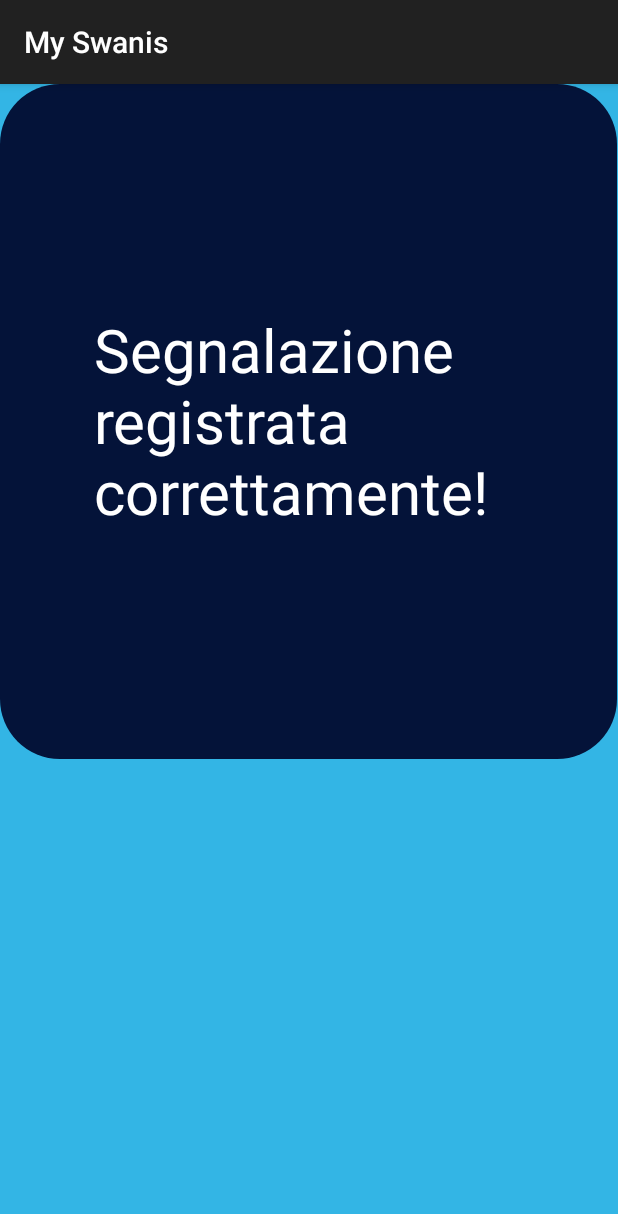
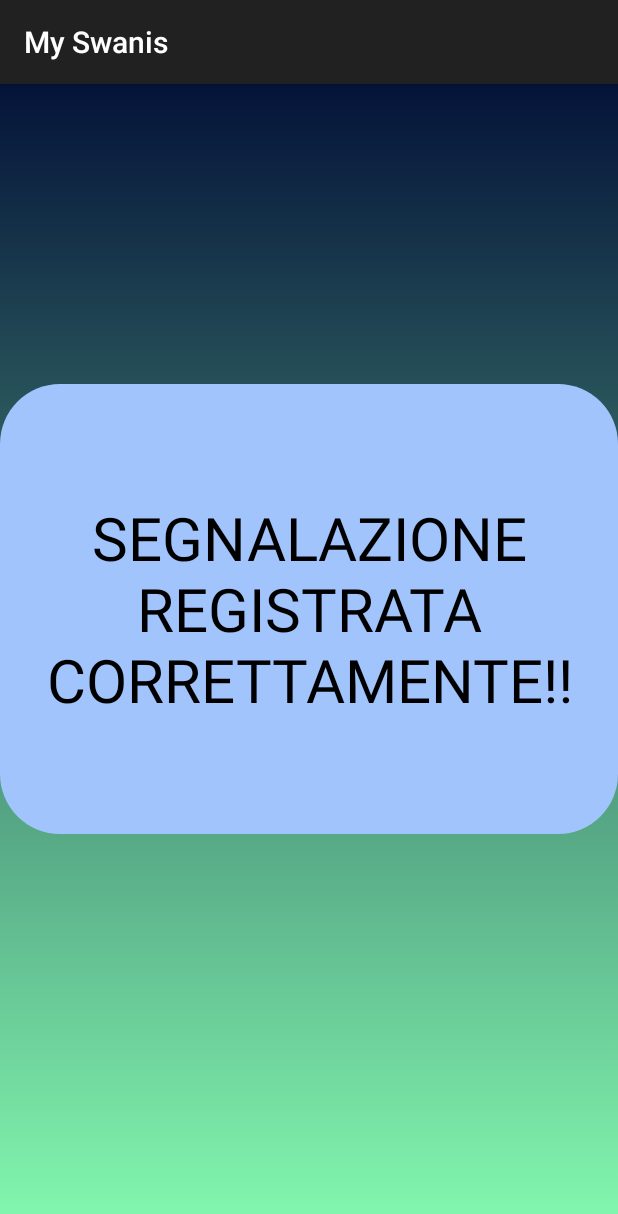
Before and after one commit to GIACOMOLENTINI/Gruppo11-SwanisApp, an Android app: the CompilaClass screen opened directly, with no data from a screen before it, after a tap on an icon or button, on a phone screen of 412 x 824 dp. Shown: the top 1214 px of the screen. Run offline under Robolectric (Android 15) with nearby library versions, the phone set to English and light mode, and no system bars.

Commit message:
-DESIGN/SCHELETRI COMPLETI -ICONE BASIC IN BASSO AGGIUSTATE -IMMAGINI DELLE SPECIE E CLASSE ANIMALE -AGGIUNTA FOTO IN DRAWABLE -AGGIUNTA CLASSI+XML: *descrizione animale *lista progetti *descrizione progetto (Tutte da riguardare per bene) -Funzioni degli imagebutton iniziali per cliccare una specie
---PRIME 5/6 CLASSI INSERITE NEL MANIFEST
---MIGLIORAMENTO CLASSILAYOUT.XML
---PRIMO POPUP PROVATO
---AGGIUNTO FILE STYLES PER DARE A POP UP APPARENZA POCHI SECONDI

```diff
--- a/app/src/main/java/com/example/myswanis/CompilaClass.java
+++ b/app/src/main/java/com/example/myswanis/CompilaClass.java
@@ -6,6 +6,7 @@ import android.content.Intent;
 import android.os.Bundle;
 import android.view.View;
 import android.widget.Button;
+import android.widget.ImageButton;
 
 public class CompilaClass extends AppCompatActivity {
 
@@ -14,6 +15,9 @@ public class CompilaClass extends AppCompatActivity {
         super.onCreate(savedInstanceState);
         setContentView(R.layout.compila_layout);
         Button button3 = (Button)findViewById(R.id.button);
+        ImageButton button4 = (ImageButton)findViewById(R.id.imageButton21);
+        ImageButton button5 = (ImageButton)findViewById(R.id.imageButton21);
+        ImageButton button6 = (ImageButton)findViewById(R.id.imageButton22);
 
 
         button3.setOnClickListener(
@@ -23,5 +27,26 @@ public class CompilaClass extends AppCompatActivity {
                         startActivity(openPage3);
                     };
                 });
+        button4.setOnClickListener(
+                new ImageButton.OnClickListener() {
+                    public void onClick(View v) {
+                        Intent openPage2 = new Intent(CompilaClass.this,ProjectActivity.class);
+                        startActivity(openPage2);
+                    };
+                });
+        button5.setOnClickListener(
+                new ImageButton.OnClickListener() {
+                    public void onClick(View v) {
+                        Intent openPage2 = new Intent(CompilaClass.this,MainActivity.class);
+                        startActivity(openPage2);
+                    };
+                });
+        button6.setOnClickListener(
+                new ImageButton.OnClickListener() {
+                    public void onClick(View v) {
+                        Intent openPage2 = new Intent(CompilaClass.this,MainActivity2.class);
+                        startActivity(openPage2);
+                    };
+                });
     }
 }
--- a/app/src/main/res/layout/popup1.xml
+++ b/app/src/main/res/layout/popup1.xml
@@ -1,46 +1,34 @@
 <?xml version="1.0" encoding="utf-8"?>
-<androidx.constraintlayout.widget.ConstraintLayout xmlns:android="http://schemas.android.com/apk/res/android"
+<RelativeLayout
 
     xmlns:app="http://schemas.android.com/apk/res-auto"
     xmlns:tools="http://schemas.android.com/tools"
+    xmlns:android="http://schemas.android.com/apk/res/android"
     android:layout_width="match_parent"
-    android:layout_height="match_parent"
-    >
+    android:layout_height="match_parent">
 
-    <View
-        android:id="@+id/primaparte"
+    <LinearLayout
         android:layout_width="match_parent"
         android:layout_height="match_parent"
-        android:foreground="@android:color/holo_blue_light"
-        app:layout_constraintBottom_toBottomOf="parent"
-        app:layout_constraintHorizontal_bias="1.0"
-        app:layout_constraintLeft_toLeftOf="parent"
-        app:layout_constraintRight_toRightOf="parent"
-        app:layout_constraintTop_toTopOf="parent"
-        app:layout_constraintVertical_bias="0.0" />
+        android:orientation="vertical"
+        android:background="@drawable/gradient_background"></LinearLayout>
 
-    <RelativeLayout
-        android:id="@+id/secondaparte"
-        android:layout_width="411dp"
-        android:layout_height="450dp"
-        android:background="@drawable/layout_lt"
-        android:bottomLeftRadius="25dp"
-        android:bottomRightRadius="25dp"
-        android:topLeftRadius="25dp"
-        android:topRightRadius="25dp"
-        tools:ignore="MissingConstraints"
-        tools:layout_editor_absoluteX="0dp"
-        tools:layout_editor_absoluteY="140dp" >
+    <LinearLayout
+        android:layout_width="match_parent"
+        android:layout_height="wrap_content"
+        android:orientation="horizontal"
+        android:layout_marginTop="200dp">
 
         <TextView
-            android:id="@+id/textView"
-            android:layout_width="285dp"
-            android:layout_height="wrap_content"
-            android:text="Segnalazione registrata correttamente!"
-            android:layout_centerHorizontal="true"
-            android:textColor="@color/white"
+            android:layout_width="match_parent"
+            android:layout_height="300dp"
+            android:text="SEGNALAZIONE REGISTRATA CORRETTAMENTE!!"
             android:textSize="40dp"
-            android:translationY="150dp" />
-    </RelativeLayout>
+            android:background="@drawable/layout_bgcerca"
+            android:textColor="@color/black"
+            android:gravity="center">
 
-</androidx.constraintlayout.widget.ConstraintLayout>
+        </TextView>
+    </LinearLayout>
+
+</RelativeLayout>
```
Also changed, not shown: app/src/main/res/layout/compila_layout.xml (+16 -12 lines).
